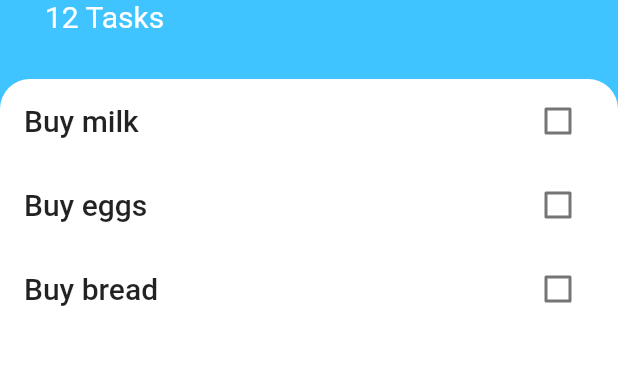
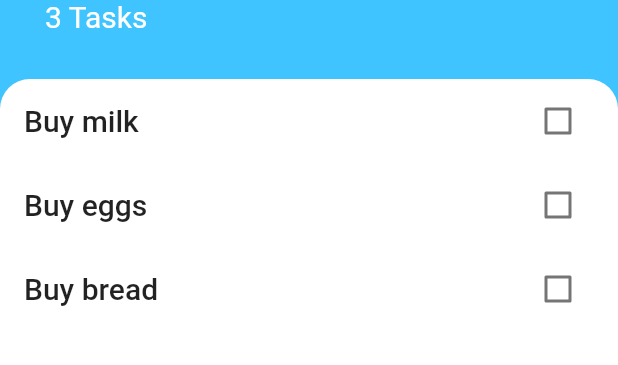
Before and after one commit to Cabreros/todo-app, a Flutter app: the screen it shows after launch, on a phone screen of 412 x 824 dp, the part 284-649 px from its top. Run offline on Flutter 3.47's test engine with Material 2 defaults, Android fonts, the phone set to English and light mode, and no system bars.

```diff
--- a/lib/main.dart
+++ b/lib/main.dart
@@ -1,13 +1,22 @@
 import 'package:flutter/material.dart';
+import 'package:provider/provider.dart';
+import 'package:todoey_flutter/models/task_data.dart';
 import 'package:todoey_flutter/screens/tasks_screen.dart';
 
-void main() => runApp(MyApp());
+void main() {
+  runApp(
+    MyApp(),
+  );
+}
 
 class MyApp extends StatelessWidget {
   @override
   Widget build(BuildContext context) {
-    return MaterialApp(
-      home: TasksScreen(),
+    return ChangeNotifierProvider(
+      create: (context) => TaskData(),
+      child: MaterialApp(
+        home: TasksScreen(),
+      ),
     );
   }
 }
--- /dev/null
+++ b/lib/models/task_data.dart
@@ -0,0 +1,19 @@
+import 'package:flutter/material.dart';
+import 'package:todoey_flutter/models/task.dart';
+
+class TaskData extends ChangeNotifier {
+  final List<Task> tasks = [
+    Task(name: 'Buy milk'),
+    Task(name: 'Buy eggs'),
+    Task(name: 'Buy bread'),
+  ];
+
+  int get taskCount {
+    return tasks.length;
+  }
+
+  void add(Task task) {
+    tasks.add(task);
+    notifyListeners();
+  }
+}
--- a/lib/screens/tasks_screen.dart
+++ b/lib/screens/tasks_screen.dart
@@ -1,21 +1,10 @@
 import 'package:flutter/material.dart';
-import 'package:todoey_flutter/models/task.dart';
+import 'package:provider/provider.dart';
+import 'package:todoey_flutter/models/task_data.dart';
 import 'package:todoey_flutter/widgets/tasks_list.dart';
-
 import 'add_task_screen.dart';
 
-class TasksScreen extends StatefulWidget {
-  @override
-  _TasksScreenState createState() => _TasksScreenState();
-}
-
-class _TasksScreenState extends State<TasksScreen> {
-  List<Task> tasks = [
-    Task(name: 'Buy milk'),
-    Task(name: 'Buy eggs'),
-    Task(name: 'Buy bread'),
-  ];
-
+class TasksScreen extends StatelessWidget {
   @override
   Widget build(BuildContext context) {
     return Scaffold(
@@ -30,10 +19,11 @@ class _TasksScreenState extends State<TasksScreen> {
               context: context,
               builder: (BuildContext context) => AddTaskScreen(
                     (newTaskTitle) {
-                      setState(() {
-                        tasks.add(Task(name: newTaskTitle));
-                        Navigator.pop(context);
-                      });
+                      // setState(() {
+                      //   Provider.of<TaskData>(context).add(newTaskTitle);
+                      //   // tasks.add(Task(name: newTaskTitle));
+                      //   Navigator.pop(context);
+                      // });
                     },
                   ));
         },
@@ -72,7 +62,7 @@ class _TasksScreenState extends State<TasksScreen> {
                   ),
                 ),
                 Text(
-                  '12 Tasks',
+                  '${Provider.of<TaskData>(context).taskCount} Tasks',
                   style: TextStyle(
                     color: Colors.white,
                     fontSize: 20.0,
@@ -91,7 +81,7 @@ class _TasksScreenState extends State<TasksScreen> {
                   topRight: Radius.circular(20.0),
                 ),
               ),
-              child: TasksList(tasks),
+              child: TasksList(),
             ),
           ),
         ],
--- a/lib/widgets/tasks_list.dart
+++ b/lib/widgets/tasks_list.dart
@@ -1,32 +1,28 @@
 import 'package:flutter/material.dart';
-import 'package:todoey_flutter/models/task.dart';
+import 'package:provider/provider.dart';
+import 'package:todoey_flutter/models/task_data.dart';
 import 'package:todoey_flutter/widgets/task_tile.dart';
 
-class TasksList extends StatefulWidget {
-  final List<Task> tasks;
-
-  TasksList(this.tasks);
-
-  @override
-  _TasksListState createState() => _TasksListState();
-}
-
-class _TasksListState extends State<TasksList> {
+class TasksList extends StatelessWidget {
   @override
   Widget build(BuildContext context) {
-    return ListView.builder(
-      itemBuilder: (context, index) {
-        return TaskTile(
-          isChecked: widget.tasks[index].isDone,
-          taskTitle: widget.tasks[index].name,
-          checkboxCallback: (bool checkboxState) {
-            setState(() {
-              widget.tasks[index].toggleDone();
-            });
+    return Consumer<TaskData>(
+      builder: (context, taskData, child) {
+        return ListView.builder(
+          itemBuilder: (context, index) {
+            return TaskTile(
+              isChecked: taskData.tasks[index].isDone,
+              taskTitle: taskData.tasks[index].name,
+              checkboxCallback: (bool checkboxState) {
+                // setState(() {
+                //   list[index].toggleDone();
+                // });
+              },
+            );
           },
+          itemCount: taskData.taskCount,
         );
       },
-      itemCount: widget.tasks.length,
     );
   }
 }
```
Also changed, not shown: pubspec.yaml (+1 -6 lines), pubspec.lock.
